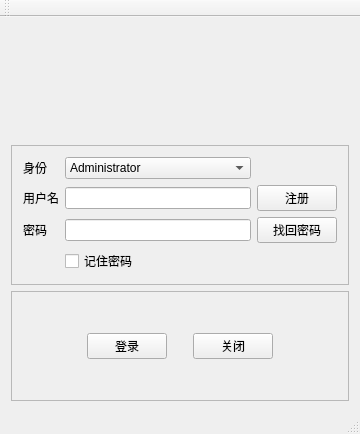
Above: login.ui from lixiaojia2017/libclient before the change. Below: the same form after it.
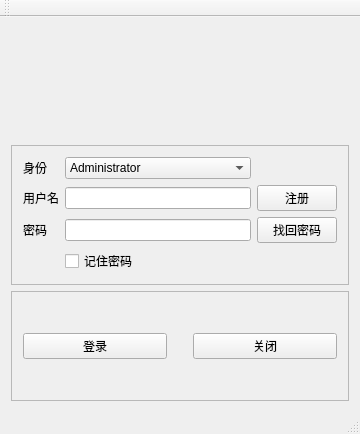
That is the form after the change. Icons and pictures are not drawn.

Patch:
```diff
--- a/login.ui
+++ b/login.ui
@@ -181,19 +181,6 @@
        <item row="0" column="0">
         <layout class="QGridLayout" name="gridLayout_3">
          <item row="0" column="0">
-          <spacer name="horizontalSpacer_3">
-           <property name="orientation">
-            <enum>Qt::Horizontal</enum>
-           </property>
-           <property name="sizeHint" stdset="0">
-            <size>
-             <width>36</width>
-             <height>20</height>
-            </size>
-           </property>
-          </spacer>
-         </item>
-         <item row="0" column="1">
           <widget class="QPushButton" name="LI">
            <property name="text">
             <string>登录</string>
@@ -201,6 +188,13 @@
           </widget>
          </item>
          <item row="0" column="2">
+          <widget class="QPushButton" name="close">
+           <property name="text">
+            <string>关闭</string>
+           </property>
+          </widget>
+         </item>
+         <item row="0" column="1">
           <spacer name="horizontalSpacer_4">
            <property name="orientation">
             <enum>Qt::Horizontal</enum>
@@ -216,26 +210,6 @@
            </property>
           </spacer>
          </item>
-         <item row="0" column="3">
-          <widget class="QPushButton" name="close">
-           <property name="text">
-            <string>关闭</string>
-           </property>
-          </widget>
-         </item>
-         <item row="0" column="4">
-          <spacer name="horizontalSpacer_5">
-           <property name="orientation">
-            <enum>Qt::Horizontal</enum>
-           </property>
-           <property name="sizeHint" stdset="0">
-            <size>
-             <width>37</width>
-             <height>20</height>
-            </size>
-           </property>
-          </spacer>
-         </item>
         </layout>
        </item>
       </layout>
```
